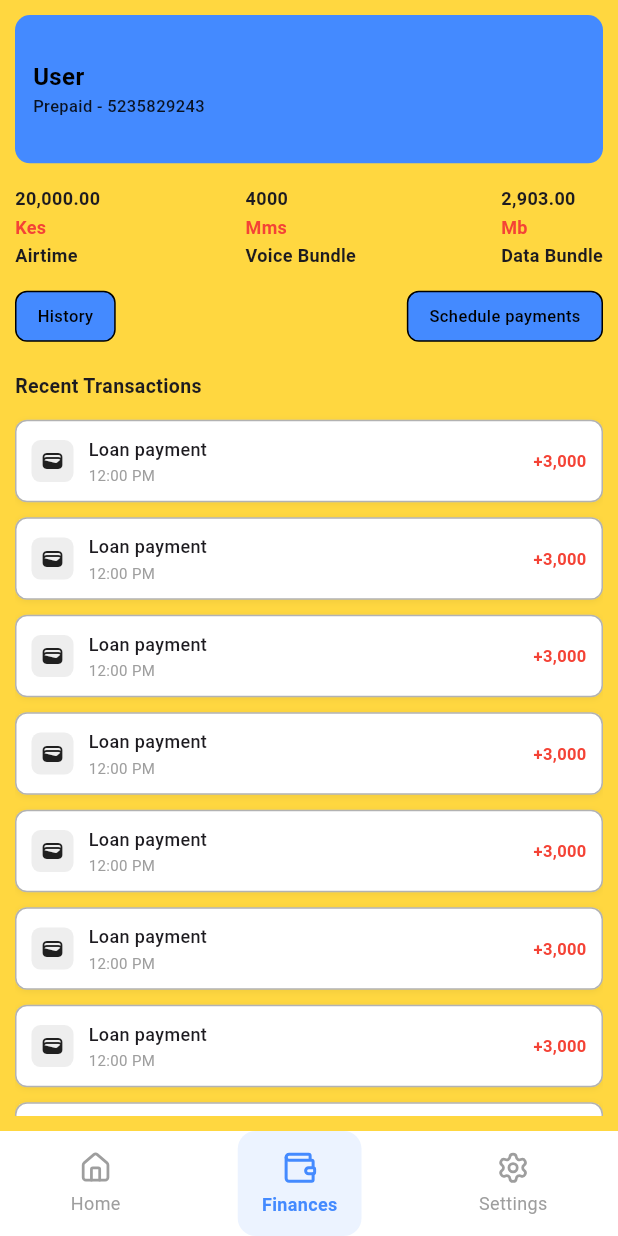
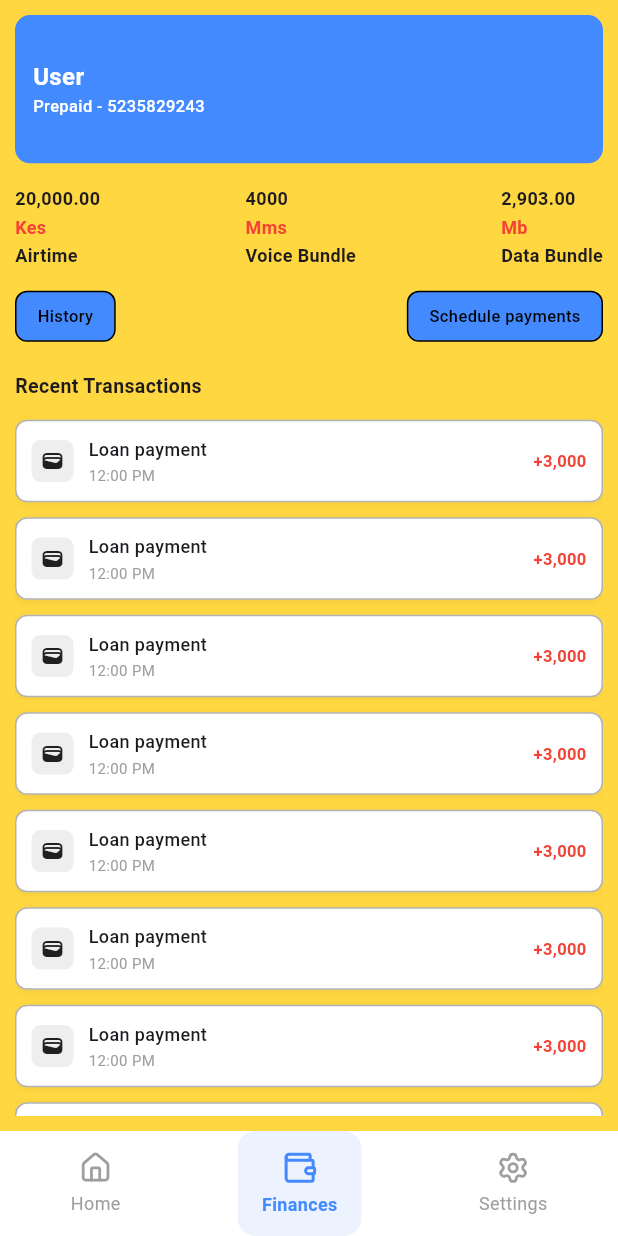
Before and after one commit to Wayne-2/regentspace_apk_generator, a Flutter app: the BottomNav screen opened directly, item 2 of the bottom bar chosen, on a phone screen of 412 x 824 dp. Run offline on Flutter 3.47's test engine with Material 3 defaults, Android fonts, the phone set to English and light mode, and no system bars; our stand-ins replace carousel_slider, flutter_dotenv, flutter_riverpod, google_fonts, lucide_icons, supabase_flutter; accounts and stored records are empty.

Commit message:
ui modification

```diff
--- a/lib/components/navigator.dart
+++ b/lib/components/navigator.dart
@@ -46,6 +46,7 @@ class _BottomNavState extends State<BottomNav> {
     financesPage = Finances(
       primaryapptheme: widget.primaryapptheme,
       bgColor: widget.bgColor,
+      iconColor: widget.iconthemeColor,
     );
     settingsPage = Settings(
       primaryapptheme: widget.primaryapptheme,
--- a/lib/pages/finances.dart
+++ b/lib/pages/finances.dart
@@ -2,15 +2,21 @@ import 'package:flutter/material.dart';
 import 'package:flutter_riverpod/flutter_riverpod.dart';
 import 'package:vtutemplate/components/usageinfo.dart';
 import 'package:vtutemplate/riverpod/riverpod.dart';
+
 class Finances extends ConsumerWidget {
-  const Finances({super.key, required this.primaryapptheme, required this.bgColor,});
+  const Finances({
+    super.key,
+    required this.primaryapptheme,
+    required this.bgColor,
+    required this.iconColor,
+  });
 
   final Color primaryapptheme;
   final Color bgColor;
+  final Color iconColor;
 
   @override
   Widget build(BuildContext context, WidgetRef ref) {
-
     final userProfile = ref.watch(userProfileProvider);
     final displayName = userProfile?.username ?? "User";
     final size = MediaQuery.of(context).size;
@@ -33,8 +39,10 @@ class Finances extends ConsumerWidget {
                   borderRadius: BorderRadius.circular(10),
                   color: primaryapptheme,
                 ),
-                padding:
-                    const EdgeInsets.symmetric(horizontal: 12, vertical: 8),
+                padding: const EdgeInsets.symmetric(
+                  horizontal: 12,
+                  vertical: 8,
+                ),
                 child: Row(
                   mainAxisAlignment: MainAxisAlignment.spaceBetween,
                   children: [
@@ -44,18 +52,20 @@ class Finances extends ConsumerWidget {
                       children: [
                         Text(
                           displayName,
-                          style: const TextStyle(
+                          style: TextStyle(
                             fontSize: 16,
                             fontWeight: FontWeight.w600,
-                            color: Colors.black,
+                            color: iconColor,
+                            // color: Colors.black,
                           ),
                         ),
-                        const Text(
+                         Text(
                           'Prepaid - 5235829243',
                           style: TextStyle(
+                            color: iconColor,
                             fontSize: 11,
                             fontWeight: FontWeight.w500,
-                            color: Colors.black87,
+                            // color: Colors.black87,
                           ),
                         ),
                       ],
@@ -107,10 +117,7 @@ class Finances extends ConsumerWidget {
               /// --- Section Title ---
               const Text(
                 "Recent Transactions",
-                style: TextStyle(
-                  fontSize: 13,
-                  fontWeight: FontWeight.w600,
-                ),
+                style: TextStyle(fontSize: 13, fontWeight: FontWeight.w600),
               ),
 
               const SizedBox(height: 8),
@@ -129,8 +136,9 @@ class Finances extends ConsumerWidget {
                         decoration: BoxDecoration(
                           color: Colors.white,
                           borderRadius: BorderRadius.circular(8),
-                          border:
-                              Border.all(color: Colors.black12.withOpacity(0.3)),
+                          border: Border.all(
+                            color: Colors.black12.withOpacity(0.3),
+                          ),
                           boxShadow: [
                             BoxShadow(
                               color: Colors.black.withOpacity(0.05),
@@ -149,7 +157,10 @@ class Finances extends ConsumerWidget {
                                 borderRadius: BorderRadius.circular(6),
                                 color: Colors.grey[200],
                               ),
-                              child: const Icon(Icons.wallet_outlined, size: 16),
+                              child: const Icon(
+                                Icons.wallet_outlined,
+                                size: 16,
+                              ),
                             ),
                             const SizedBox(width: 10),
 
--- a/lib/utils/buydata.dart
+++ b/lib/utils/buydata.dart
@@ -58,7 +58,7 @@ Future<void> loadBundles() async {
         serviceID: widget.serviceID,
         variationCode: selectedBundle!.variationCode,
         phone: phoneController.text,
-        requestId: DateTime.now().millisecondsSinceEpoch.toString(),
+        requestId: DateTime.now().millisecondsSinceEpoch.toString()
       );
       Navigator.pop(context);
       ScaffoldMessenger.of(context).showSnackBar(
--- a/pubspec.yaml
+++ b/pubspec.yaml
@@ -69,7 +69,7 @@ flutter:
 
   # To add assets to your application, add an assets section, like this:
   assets:
-    # - .env
+    - .env
     - assets/newbg.png
     - assets/addLogo.png
     - assets/ads3.png
```
Also changed, not shown: lib/services/servicesapi.dart (+36 -16 lines).
